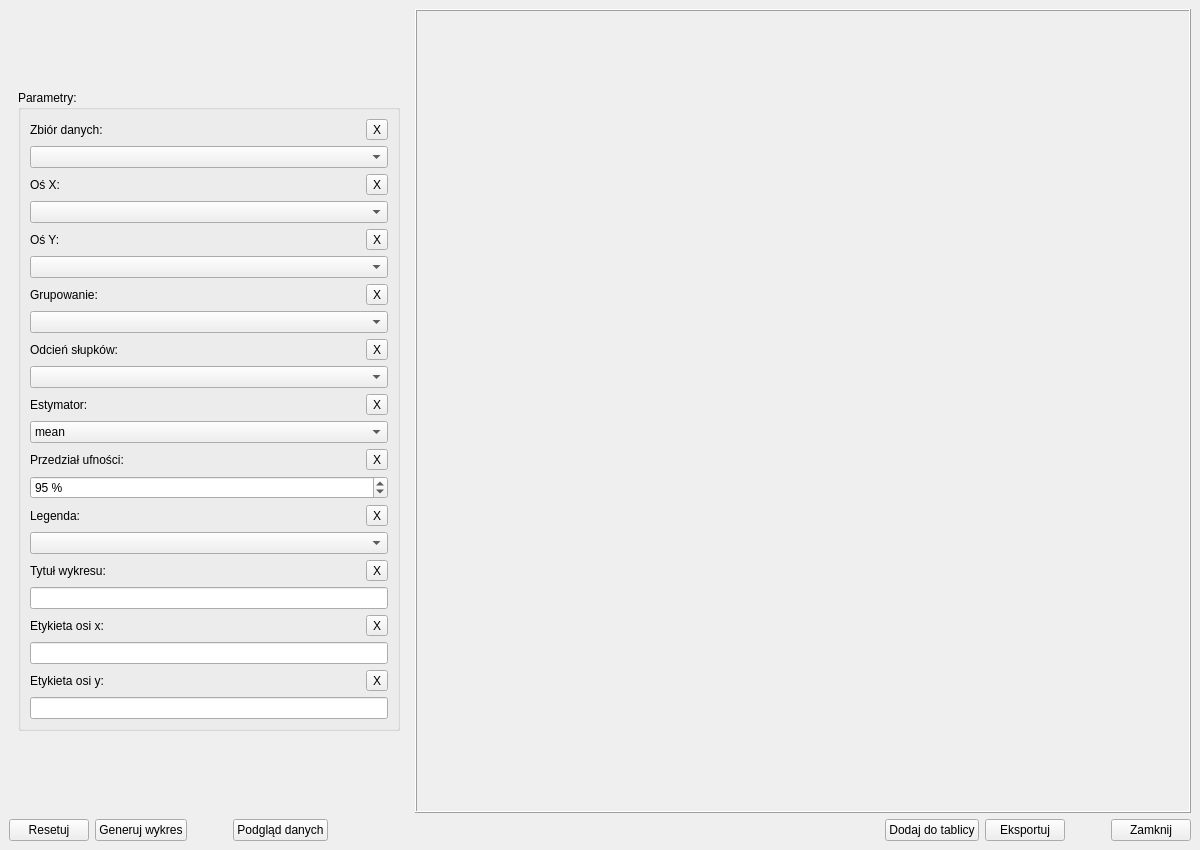
Above: ui/Plots/bar-plot-window.ui from OskarLewandowski/dex-data-experience before the change. Below: the same form after it.
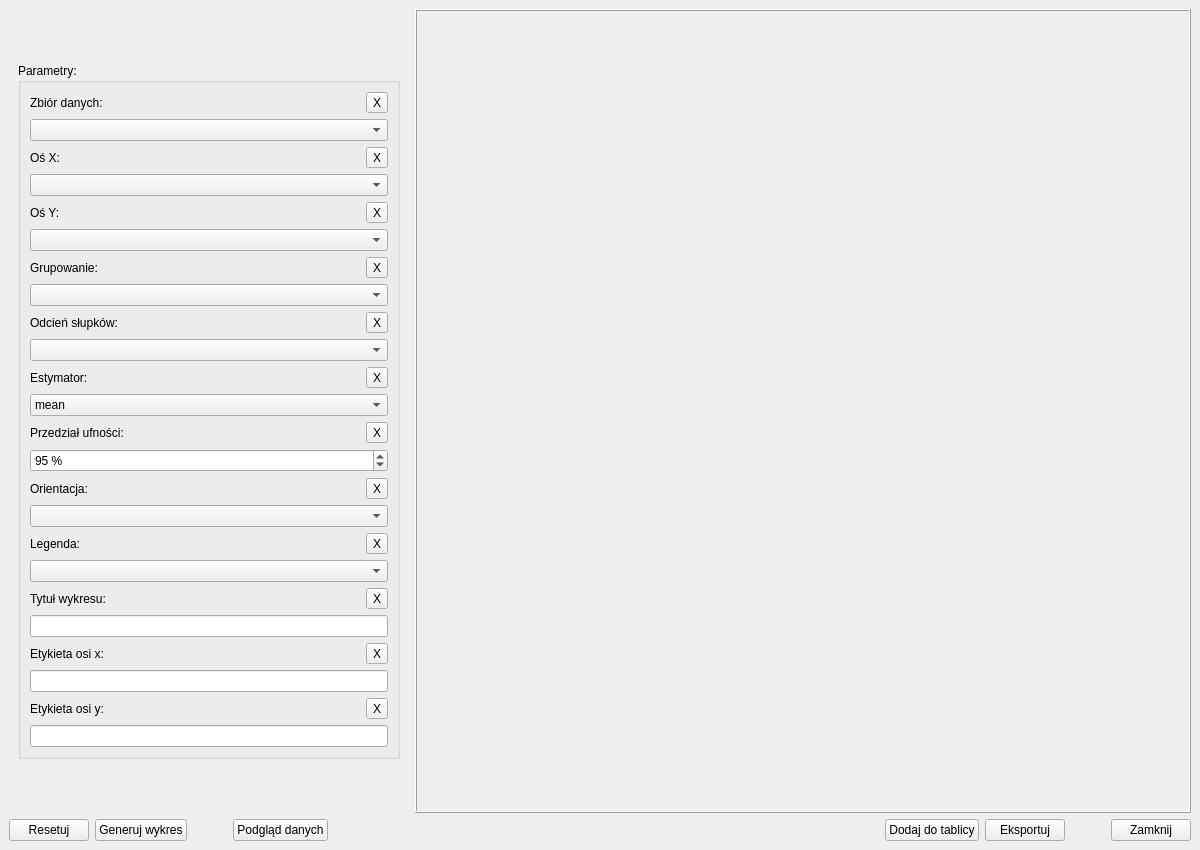
That is the form after the change.

Commit message: update bar plot window (added orient field)

Patch:
```diff
--- a/ui/Plots/bar-plot-window.ui
+++ b/ui/Plots/bar-plot-window.ui
@@ -72,7 +72,7 @@
                <x>0</x>
                <y>0</y>
                <width>383</width>
-               <height>708</height>
+               <height>768</height>
               </rect>
              </property>
              <layout class="QVBoxLayout" name="verticalLayout_16">
@@ -549,6 +549,67 @@
                    </item>
                   </layout>
                  </item>
+                 <item>
+                  <layout class="QVBoxLayout" name="verticalLayout_17">
+                   <item>
+                    <layout class="QHBoxLayout" name="horizontalLayout_15">
+                     <item>
+                      <widget class="QLabel" name="label_12">
+                       <property name="text">
+                        <string>Orientacja:</string>
+                       </property>
+                      </widget>
+                     </item>
+                     <item>
+                      <spacer name="horizontalSpacer_15">
+                       <property name="orientation">
+                        <enum>Qt::Horizontal</enum>
+                       </property>
+                       <property name="sizeHint" stdset="0">
+                        <size>
+                         <width>40</width>
+                         <height>20</height>
+                        </size>
+                       </property>
+                      </spacer>
+                     </item>
+                     <item>
+                      <widget class="QToolButton" name="toolButton_Orient">
+                       <property name="text">
+                        <string>X</string>
+                       </property>
+                      </widget>
+                     </item>
+                    </layout>
+                   </item>
+                   <item>
+                    <widget class="QComboBox" name="comboBox_Orient">
+                     <property name="minimumSize">
+                      <size>
+                       <width>250</width>
+                       <height>0</height>
+                      </size>
+                     </property>
+                     <property name="currentIndex">
+                      <number>-1</number>
+                     </property>
+                     <property name="placeholderText">
+                      <string>Wybierz orientacje słupków...</string>
+                     </property>
+                     <item>
+                      <property name="text">
+                       <string>wertykalna</string>
+                      </property>
+                     </item>
+                     <item>
+                      <property name="text">
+                       <string>horyzontalna</string>
+                      </property>
+                     </item>
+                    </widget>
+                   </item>
+                  </layout>
+                 </item>
                  <item>
                   <layout class="QVBoxLayout" name="verticalLayout_4">
                    <item>
```
Left out of the diff: 24 changed lines with no effect on the pictures. The commit also changes 2 other files.
